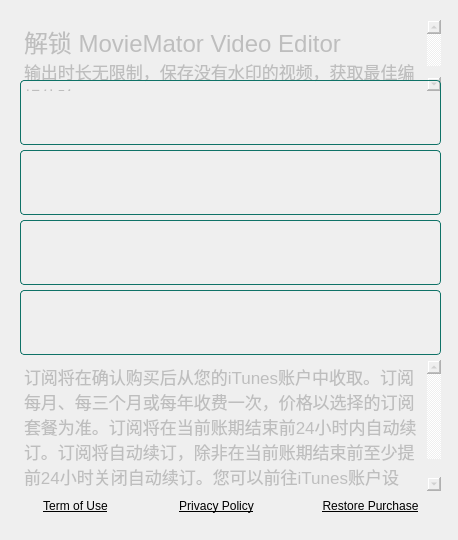
Above: src/MovieMator/src/dialogs/inappdialog.ui from hansewu/MovieMator before the change. Below: the same form after it.
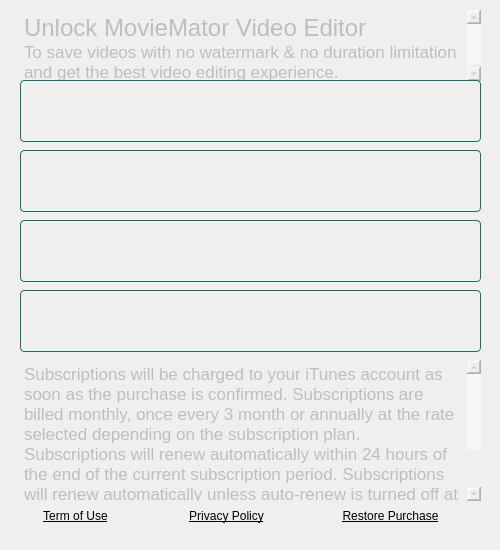
That is the form after the change. Custom widgets are drawn as their Qt base class.

Commit message: add inapp dialog translation

```diff
--- a/src/MovieMator/src/dialogs/inappdialog.ui
+++ b/src/MovieMator/src/dialogs/inappdialog.ui
@@ -9,8 +9,8 @@
    <rect>
     <x>0</x>
     <y>0</y>
-    <width>458</width>
-    <height>540</height>
+    <width>500</width>
+    <height>550</height>
    </rect>
   </property>
   <property name="sizePolicy">
@@ -21,14 +21,14 @@
   </property>
   <property name="minimumSize">
    <size>
-    <width>458</width>
-    <height>540</height>
+    <width>500</width>
+    <height>550</height>
    </size>
   </property>
   <property name="maximumSize">
    <size>
-    <width>458</width>
-    <height>540</height>
+    <width>500</width>
+    <height>550</height>
    </size>
   </property>
   <property name="windowTitle">
@@ -39,8 +39,8 @@
     <rect>
      <x>20</x>
      <y>150</y>
-     <width>421</width>
-     <height>65</height>
+     <width>461</width>
+     <height>62</height>
     </rect>
    </property>
    <property name="focusPolicy">
@@ -66,8 +66,8 @@
     <rect>
      <x>20</x>
      <y>220</y>
-     <width>421</width>
-     <height>65</height>
+     <width>461</width>
+     <height>62</height>
     </rect>
    </property>
    <property name="focusPolicy">
@@ -90,8 +90,8 @@
     <rect>
      <x>20</x>
      <y>290</y>
-     <width>421</width>
-     <height>65</height>
+     <width>461</width>
+     <height>62</height>
     </rect>
    </property>
    <property name="focusPolicy">
@@ -116,8 +116,8 @@
    <property name="geometry">
     <rect>
      <x>20</x>
-     <y>20</y>
-     <width>421</width>
+     <y>10</y>
+     <width>461</width>
      <height>71</height>
     </rect>
    </property>
@@ -138,15 +138,15 @@
 &lt;html&gt;&lt;head&gt;&lt;meta name=&quot;qrichtext&quot; content=&quot;1&quot; /&gt;&lt;style type=&quot;text/css&quot;&gt;
 p, li { white-space: pre-wrap; }
 &lt;/style&gt;&lt;/head&gt;&lt;body style=&quot; font-family:'.SF NS Text'; font-size:13pt; font-weight:400; font-style:normal;&quot;&gt;
-&lt;p style=&quot; margin-top:0px; margin-bottom:0px; margin-left:0px; margin-right:0px; -qt-block-indent:0; text-indent:0px;&quot;&gt;&lt;span style=&quot; font-size:18pt;&quot;&gt;解锁 MovieMator Video Editor&lt;/span&gt;&lt;/p&gt;
-&lt;p style=&quot; margin-top:0px; margin-bottom:0px; margin-left:0px; margin-right:0px; -qt-block-indent:0; text-indent:0px;&quot;&gt;输出时长无限制，保存没有水印的视频，获取最佳编辑体验。&lt;/p&gt;&lt;/body&gt;&lt;/html&gt;</string>
+&lt;p style=&quot; margin-top:0px; margin-bottom:0px; margin-left:0px; margin-right:0px; -qt-block-indent:0; text-indent:0px;&quot;&gt;&lt;span style=&quot; font-size:18pt;&quot;&gt;Unlock MovieMator Video Editor&lt;/span&gt;&lt;/p&gt;
+&lt;p style=&quot; margin-top:0px; margin-bottom:0px; margin-left:0px; margin-right:0px; -qt-block-indent:0; text-indent:0px;&quot;&gt;To save videos with no watermark &amp;amp; no duration limitation and get the best video editing experience.&lt;/p&gt;&lt;/body&gt;&lt;/html&gt;</string>
    </property>
   </widget>
   <widget class="QPushButton" name="termOfUseButton">
    <property name="geometry">
     <rect>
      <x>20</x>
-     <y>490</y>
+     <y>500</y>
      <width>111</width>
      <height>31</height>
     </rect>
@@ -170,8 +170,8 @@
   <widget class="QPushButton" name="privacyPolicyButton">
    <property name="geometry">
     <rect>
-     <x>160</x>
-     <y>490</y>
+     <x>170</x>
+     <y>500</y>
      <width>113</width>
      <height>32</height>
     </rect>
@@ -192,8 +192,8 @@
   <widget class="QPushButton" name="restorePurchaseButton">
    <property name="geometry">
     <rect>
-     <x>300</x>
-     <y>490</y>
+     <x>320</x>
+     <y>500</y>
      <width>141</width>
      <height>32</height>
     </rect>
@@ -219,8 +219,8 @@
     <rect>
      <x>20</x>
      <y>360</y>
-     <width>421</width>
-     <height>131</height>
+     <width>461</width>
+     <height>141</height>
     </rect>
    </property>
    <property name="styleSheet">
@@ -234,7 +234,7 @@
 &lt;html&gt;&lt;head&gt;&lt;meta name=&quot;qrichtext&quot; content=&quot;1&quot; /&gt;&lt;style type=&quot;text/css&quot;&gt;
 p, li { white-space: pre-wrap; }
 &lt;/style&gt;&lt;/head&gt;&lt;body style=&quot; font-family:'.SF NS Text'; font-size:13pt; font-weight:400; font-style:normal;&quot;&gt;
-&lt;p style=&quot; margin-top:0px; margin-bottom:0px; margin-left:0px; margin-right:0px; -qt-block-indent:0; text-indent:0px;&quot;&gt;&lt;span style=&quot; font-family:'PingFang SC';&quot;&gt;订阅将在确认购买后从您的iTunes账户中收取。订阅每月、每三个月或每年收费一次，价格以选择的订阅套餐为准。订阅将在当前账期结束前24小时内自动续订。订阅将自动续订，除非在当前账期结束前至少提前24小时关闭自动续订。您可以前往iTunes账户设置，管理自己的订阅和关闭自动续订。&lt;/span&gt; &lt;/p&gt;&lt;/body&gt;&lt;/html&gt;</string>
+&lt;p style=&quot; margin-top:0px; margin-bottom:0px; margin-left:0px; margin-right:0px; -qt-block-indent:0; text-indent:0px;&quot;&gt;Subscriptions will be charged to your iTunes account as soon as the purchase is confirmed. Subscriptions are billed monthly, once every 3 month or annually at the rate selected depending on the subscription plan. Subscriptions will renew automatically within 24 hours of the end of the current subscription period. Subscriptions will renew automatically unless auto-renew is turned off at lease 24 hours prior to the end of the current billing period. You may manage your subscription and turn off auto-renewal by going to your iTunes Account Settings.&lt;/p&gt;&lt;/body&gt;&lt;/html&gt;</string>
    </property>
   </widget>
   <widget class="TwoLineButton" name="useFreeVersionButton">
@@ -242,8 +242,8 @@
     <rect>
      <x>20</x>
      <y>80</y>
-     <width>421</width>
-     <height>65</height>
+     <width>461</width>
+     <height>62</height>
     </rect>
    </property>
    <property name="mouseTracking">
```
Left out of the diff: 20 changed lines with no effect on the pictures. The commit also changes 1 other file.
